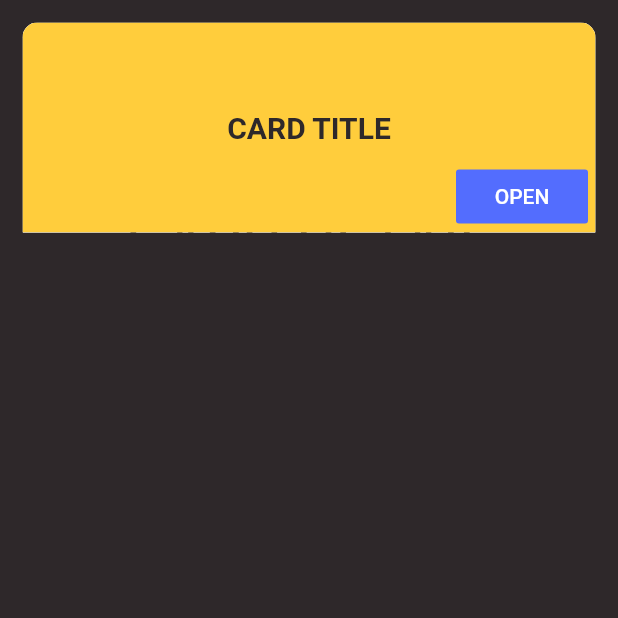
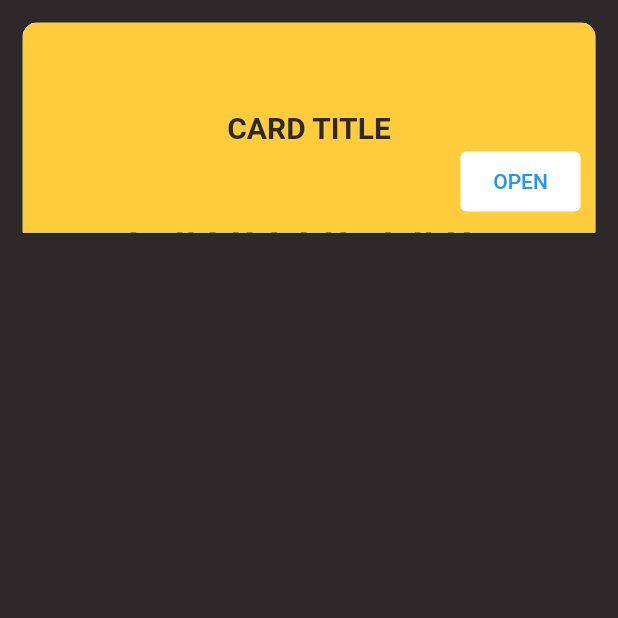
Before and after one commit to faob-dev/folding_cell, a Flutter app: the screen it shows after launch, on a phone screen of 412 x 824 dp, the top half of it. Run offline on Flutter 3.47's test engine with Material 2 defaults, Android fonts, the phone set to English and light mode, and no system bars; our stand-ins replace google_fonts; Roboto replaces fonts that are missing (Aldrich).

Commit message:
Removed default constructor and some cleanup

```diff
--- a/example/lib/demos/demos_new.dart
+++ b/example/lib/demos/demos_new.dart
@@ -43,16 +43,17 @@ class FoldingCellSimpleDemo extends StatelessWidget {
             ),
           ),
           Positioned(
-            right: 5,
-            bottom: 0,
-            child: FlatButton(
+            right: 10,
+            bottom: 10,
+            child: TextButton(
               onPressed: () => _foldingCellKey?.currentState?.toggleFold(),
               child: Text(
                 "OPEN",
               ),
-              textColor: Colors.white,
-              color: Colors.indigoAccent,
-              splashColor: Colors.white.withOpacity(0.5),
+              style: TextButton.styleFrom(
+                backgroundColor: Colors.white,
+                minimumSize: Size(80, 40),
+              ),
             ),
           )
         ],
@@ -88,16 +89,17 @@ class FoldingCellSimpleDemo extends StatelessWidget {
             ),
           ),
           Positioned(
-            right: 5,
-            bottom: 0,
-            child: FlatButton(
+            right: 10,
+            bottom: 10,
+            child: TextButton(
               onPressed: () => _foldingCellKey?.currentState?.toggleFold(),
               child: Text(
                 "Close",
               ),
-              textColor: Colors.white,
-              color: Colors.indigoAccent,
-              splashColor: Colors.white.withOpacity(0.5),
+              style: TextButton.styleFrom(
+                backgroundColor: Colors.white,
+                minimumSize: Size(80, 40),
+              ),
             ),
           ),
         ],
@@ -163,16 +165,17 @@ class FoldingCellMultipleCardsDemo extends StatelessWidget {
             ),
           ),
           Positioned(
-            right: 5,
-            bottom: 0,
-            child: FlatButton(
+            right: 10,
+            bottom: 10,
+            child: TextButton(
               onPressed: () => key?.currentState?.toggleFold(),
               child: Text(
                 "OPEN",
               ),
-              textColor: Colors.white,
-              color: Colors.indigoAccent,
-              splashColor: Colors.white.withOpacity(0.5),
+              style: TextButton.styleFrom(
+                backgroundColor: Colors.white,
+                minimumSize: Size(80, 40),
+              ),
             ),
           )
         ],
@@ -208,16 +211,17 @@ class FoldingCellMultipleCardsDemo extends StatelessWidget {
             ),
           ),
           Positioned(
-            right: 5,
-            bottom: 0,
-            child: FlatButton(
+            right: 10,
+            bottom: 10,
+            child: TextButton(
               onPressed: () => key?.currentState?.toggleFold(),
               child: Text(
                 "Close",
               ),
-              textColor: Colors.white,
-              color: Colors.indigoAccent,
-              splashColor: Colors.white.withOpacity(0.5),
+              style: TextButton.styleFrom(
+                backgroundColor: Colors.white,
+                minimumSize: Size(80, 40),
+              ),
             ),
           ),
         ],
@@ -270,9 +274,9 @@ class FoldingCellListViewDemo extends StatelessWidget {
                 ),
               ),
               Positioned(
-                right: 5,
-                bottom: 0,
-                child: FlatButton(
+                right: 10,
+                bottom: 10,
+                child: TextButton(
                   onPressed: () {
                     final foldingCellState = context
                         .findAncestorStateOfType<SimpleFoldingCellState>();
@@ -281,9 +285,10 @@ class FoldingCellListViewDemo extends StatelessWidget {
                   child: Text(
                     "OPEN",
                   ),
-                  textColor: Colors.white,
-                  color: Colors.indigoAccent,
-                  splashColor: Colors.white.withOpacity(0.5),
+                  style: TextButton.styleFrom(
+                    backgroundColor: Colors.white,
+                    minimumSize: Size(80, 40),
+                  ),
                 ),
               )
             ],
@@ -323,9 +328,9 @@ class FoldingCellListViewDemo extends StatelessWidget {
                 ),
               ),
               Positioned(
-                right: 5,
-                bottom: 0,
-                child: FlatButton(
+                right: 10,
+                bottom: 10,
+                child: TextButton(
                   onPressed: () {
                     final foldingCellState = context
                         .findAncestorStateOfType<SimpleFoldingCellState>();
@@ -334,9 +339,10 @@ class FoldingCellListViewDemo extends StatelessWidget {
                   child: Text(
                     "Close",
                   ),
-                  textColor: Colors.white,
-                  color: Colors.indigoAccent,
-                  splashColor: Colors.white.withOpacity(0.5),
+                  style: TextButton.styleFrom(
+                    backgroundColor: Colors.white,
+                    minimumSize: Size(80, 40),
+                  ),
                 ),
               ),
             ],
--- a/lib/folding_cell/widget.dart
+++ b/lib/folding_cell/widget.dart
@@ -4,33 +4,6 @@ import 'package:flutter/material.dart';
 
 /// Folding Cell Widget
 class SimpleFoldingCell extends StatefulWidget {
-  @Deprecated('Use SimpleFoldingCell.create instead.')
-  SimpleFoldingCell(
-      {Key? key,
-      required this.frontWidget,
-      required this.innerTopWidget,
-      required this.innerBottomWidget,
-      this.cellSize = const Size(100.0, 100.0),
-      this.unfoldCell = false,
-      this.skipAnimation = false,
-      this.padding =
-          const EdgeInsets.only(left: 20, right: 20, bottom: 5, top: 10),
-      this.animationDuration = const Duration(milliseconds: 500),
-      this.borderRadius = 0.0,
-      this.onOpen,
-      this.onClose})
-      : assert(frontWidget != null),
-        assert(innerTopWidget != null),
-        assert(innerBottomWidget != null),
-        assert(cellSize != null),
-        assert(unfoldCell != null),
-        assert(skipAnimation != null),
-        assert(padding != null),
-        assert(animationDuration != null),
-        assert(borderRadius != null && borderRadius >= 0.0),
-        innerWidget = null,
-        super(key: key);
-
   SimpleFoldingCell.create(
       {Key? key,
       required this.frontWidget,
@@ -52,39 +25,31 @@ class SimpleFoldingCell extends StatefulWidget {
         assert(padding != null),
         assert(animationDuration != null),
         assert(borderRadius != null && borderRadius >= 0.0),
-        innerTopWidget = null,
-        innerBottomWidget = null,
         super(key: key);
 
   // Front widget in folded cell
   final Widget? frontWidget;
 
-  /// Top Widget in unfolded cell
-  final Widget? innerTopWidget;
-
-  /// Bottom Widget in unfolded cell
-  final Widget? innerBottomWidget;
-
   /// Inner widget in unfolded cell
   final Widget? innerWidget;
 
   /// Size of cell
-  final Size cellSize;
+  final Size? cellSize;
 
   /// If true cell will be unfolded when created, if false cell will be folded when created
-  final bool unfoldCell;
+  final bool? unfoldCell;
 
   /// If true cell will fold and unfold without animation, if false cell folding and unfolding will be animated
-  final bool skipAnimation;
+  final bool? skipAnimation;
 
   /// Padding around cell
-  final EdgeInsetsGeometry padding;
+  final EdgeInsetsGeometry? padding;
 
   /// Animation duration
-  final Duration animationDuration;
+  final Duration? animationDuration;
 
   /// Rounded border radius
-  final double borderRadius;
+  final double? borderRadius;
 
   /// Called when cell fold animations completes
   final VoidCallback? onOpen;
@@ -115,7 +80,7 @@ class SimpleFoldingCellState extends State<SimpleFoldingCell>
       }
     });
 
-    if (widget.unfoldCell) {
+    if (widget.unfoldCell == true) {
       _animationController.value = 1;
       _isExpanded = true;
     }
@@ -133,26 +98,25 @@ class SimpleFoldingCellState extends State<SimpleFoldingCell>
         animation: _animationController,
         builder: (context, child) {
           final angle = _animationController.value * pi;
-          final cellWidth = widget.cellSize.width;
-          final cellHeight = widget.cellSize.height;
+          final cellWidth = widget.cellSize?.width;
+          final cellHeight = widget.cellSize?.height;
 
           return Padding(
-            padding: widget.padding,
+            padding: widget.padding!,
             child: Container(
               color: Colors.transparent,
               width: cellWidth,
-              height: cellHeight + (cellHeight * _animationController.value),
+              height: cellHeight! + (cellHeight * _animationController.value),
               child: Stack(
                 children: <Widget>[
                   ClipRRect(
                     borderRadius: BorderRadius.only(
-                        topLeft: Radius.circular(widget.borderRadius),
-                        topRight: Radius.circular(widget.borderRadius)),
+                        topLeft: Radius.circular(widget.borderRadius!),
+                        topRight: Radius.circular(widget.borderRadius!)),
                     child: Container(
                       width: cellWidth,
                       height: cellHeight,
-                      child: widget.innerWidget != null
-                          ? OverflowBox(
+                      child: OverflowBox(
                         minHeight: cellHeight,
                         maxHeight: cellHeight * 2,
                         alignment: Alignment.topCenter,
@@ -163,8 +127,7 @@ class SimpleFoldingCellState extends State<SimpleFoldingCell>
                             child: widget.innerWidget,
                           ),
                         ),
-                            )
-                          : widget.innerTopWidget,
+                      ),
                     ),
                   ),
                   Transform(
@@ -177,13 +140,12 @@ class SimpleFoldingCellState extends State<SimpleFoldingCell>
                       transform: Matrix4.rotationX(pi),
                       child: ClipRRect(
                         borderRadius: BorderRadius.only(
-                            bottomLeft: Radius.circular(widget.borderRadius),
-                            bottomRight: Radius.circular(widget.borderRadius)),
+                            bottomLeft: Radius.circular(widget.borderRadius!),
+                            bottomRight: Radius.circular(widget.borderRadius!)),
                         child: Container(
                           width: cellWidth,
                           height: cellHeight,
-                          child: widget.innerWidget != null
-                              ? OverflowBox(
+                          child: OverflowBox(
                             minHeight: cellHeight,
                             maxHeight: cellHeight * 2,
                             alignment: Alignment.topCenter,
@@ -194,8 +156,7 @@ class SimpleFoldingCellState extends State<SimpleFoldingCell>
                                 child: widget.innerWidget,
                               ),
                             ),
-                                )
-                              : widget.innerBottomWidget,
+                          ),
                         ),
                       ),
                     ),
@@ -209,8 +170,8 @@ class SimpleFoldingCellState extends State<SimpleFoldingCell>
                       opacity: angle >= 1.5708 ? 0.0 : 1.0,
                       child: ClipRRect(
                         borderRadius: BorderRadius.only(
-                            topLeft: Radius.circular(widget.borderRadius),
-                            topRight: Radius.circular(widget.borderRadius)),
+                            topLeft: Radius.circular(widget.borderRadius!),
+                            topRight: Radius.circular(widget.borderRadius!)),
                         child: Container(
                           width: angle >= 1.5708 ? 0.0 : cellWidth,
                           height: angle >= 1.5708 ? 0.0 : cellHeight,
@@ -228,13 +189,13 @@ class SimpleFoldingCellState extends State<SimpleFoldingCell>
 
   void toggleFold() {
     if (_isExpanded) {
-      if (widget.skipAnimation) {
+      if (widget.skipAnimation == true) {
         _animationController.value = 0;
       } else {
         _animationController.reverse();
       }
     } else {
-      if (widget.skipAnimation) {
+      if (widget.skipAnimation == true) {
         _animationController.value = 1;
       } else {
         _animationController.forward();
--- a/pubspec.yaml
+++ b/pubspec.yaml
@@ -1,6 +1,6 @@
 name: folding_cell
-description:  Simple folding cell widget, pass two widgets to fold and unfold.
-version: 1.0.1
+description:  Simple folding cell widget, pass frontWidget and innerWidget to fold and unfold.
+version: 1.0.2
 homepage: https://github.com/faob-dev/folding_cell
 
 environment:
```
Also changed, not shown: example/lib/demos/demos_old.dart (deleted, +0 -302 lines), 2 other files. Lines whose indentation alone changed are shown as unchanged.
